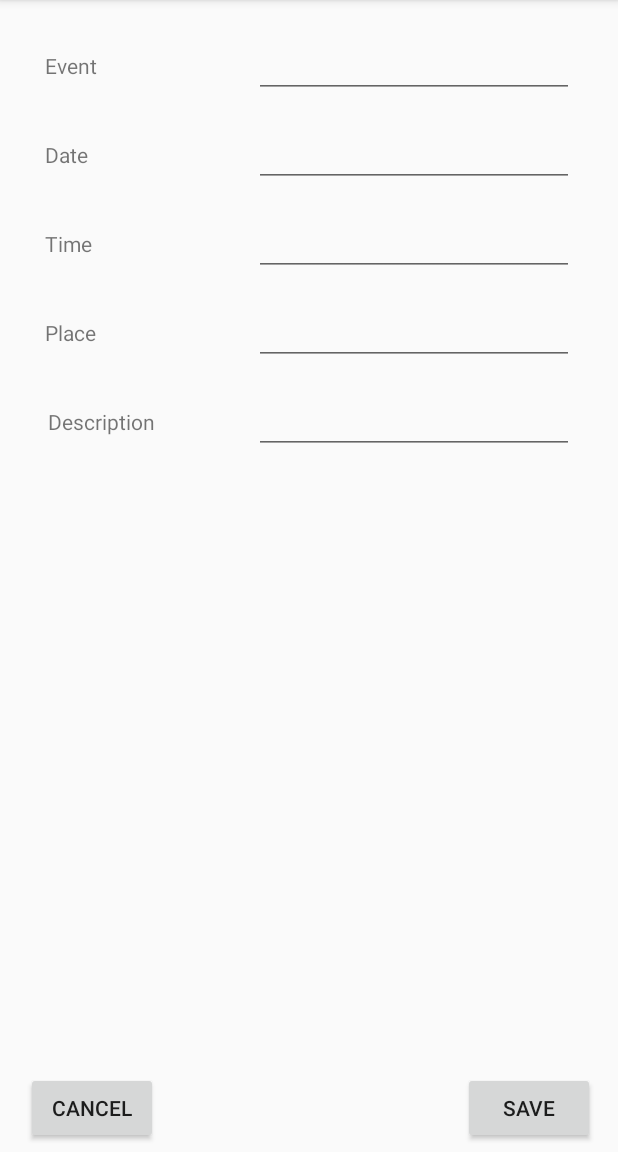
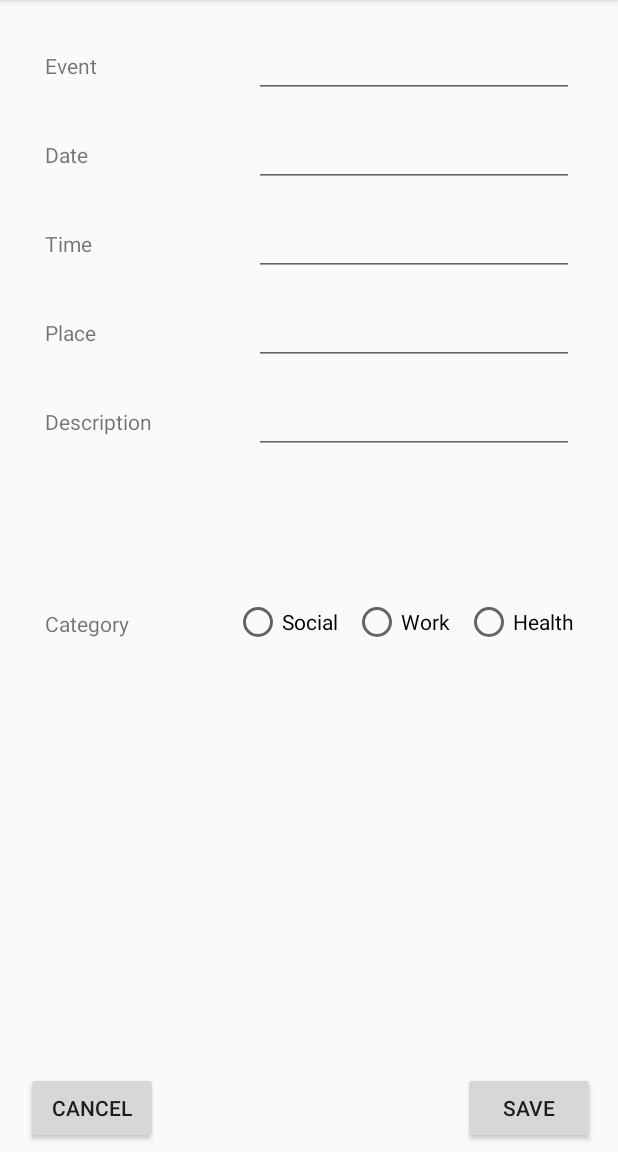
Before and after one commit to tyfarris16/CSC-436, an Android app: the fragment AddReminderFragment placed in its activity, on a phone screen of 412 x 824 dp, the part 84-1236 px from its top. Run offline under Robolectric (Android 15) with nearby library versions, the phone set to English and light mode, and no system bars; 1 statement that could not run was skipped.

Commit message:
Info Button fixed

```diff
--- a/ReminderApp/app/src/main/java/com/example/tyfarris/reminderapp/AddListFragment.kt
+++ b/ReminderApp/app/src/main/java/com/example/tyfarris/reminderapp/AddListFragment.kt
@@ -10,6 +10,7 @@ import android.view.View
 import android.view.ViewGroup
 import android.widget.Button
 import android.widget.EditText
+import kotlinx.android.synthetic.main.activity_main.*
 import kotlinx.android.synthetic.main.fragment_add_list.*
 
 class AddListFragment : Fragment() {
--- a/ReminderApp/app/src/main/java/com/example/tyfarris/reminderapp/AddReminderFragment.kt
+++ b/ReminderApp/app/src/main/java/com/example/tyfarris/reminderapp/AddReminderFragment.kt
@@ -10,11 +10,9 @@ import android.text.TextWatcher
 import android.view.LayoutInflater
 import android.view.View
 import android.view.ViewGroup
-import android.widget.Button
-import android.widget.EditText
 import kotlinx.android.synthetic.main.details.*
-import android.widget.TimePicker
 import android.app.TimePickerDialog
+import android.widget.*
 import java.text.DateFormat
 import java.util.*
 
@@ -35,17 +33,19 @@ class AddReminderFragment : Fragment() {
         val view = inflater.inflate(R.layout.details, container, false)
         val saveBtn = view.findViewById<Button>(R.id.buttonSaveReminder)
         val cancelBtn = view.findViewById<Button>(R.id.buttonCancelReminder)
+        val radioGroup = view.findViewById(R.id.buttonGroup) as RadioGroup
 
         val event = view.findViewById<EditText>(R.id.editEvent)
         val time = view.findViewById<EditText>(R.id.editTime)
         val date= view.findViewById<EditText>(R.id.editDate)
         val place= view.findViewById<EditText>(R.id.editPlace)
         val description = view.findViewById<EditText>(R.id.editDescription)
+        var selectedCategory : Float = -1.0f
 
         saveBtn?.setOnClickListener{
             //add reminder to list
             model.lstDirectory[model.selectedListPosition].reminderList.add(MyModelView.Reminder(event.text.toString(),
-                    date.text.toString(), time.text.toString(), place.text.toString(), description.text.toString()))
+                    date.text.toString(), time.text.toString(), place.text.toString(), description.text.toString(), selectedCategory))
 
             val fm = activity?.supportFragmentManager
             fm?.popBackStack ("addReminder", FragmentManager.POP_BACK_STACK_INCLUSIVE)
@@ -117,6 +117,24 @@ class AddReminderFragment : Fragment() {
 
             mTimePicker.show()
         }
+
+        //when the category button is selected
+        radioGroup.setOnCheckedChangeListener{
+            group, checkedId ->
+                when (checkedId) {
+                    R.id.socialBtn -> {
+                        selectedCategory = 1.0f
+                    }
+
+                    R.id.workBtn -> {
+                        selectedCategory = 2.0f
+                    }
+
+                    R.id.healthBtn -> {
+                        selectedCategory = 3.0f
+                    }
+                }
+        }
         return view
     }
 }
--- a/ReminderApp/app/src/main/java/com/example/tyfarris/reminderapp/EditListFragment.kt
+++ b/ReminderApp/app/src/main/java/com/example/tyfarris/reminderapp/EditListFragment.kt
@@ -9,8 +9,9 @@ import android.support.v7.widget.RecyclerView
 import android.view.LayoutInflater
 import android.view.View
 import android.view.ViewGroup
-import android.widget.Toast
 import kotlinx.android.synthetic.main.fragment_reminders.*
+import kotlinx.android.synthetic.main.activity_main.*
+
 
 class EditListFragment : Fragment() {
 
@@ -38,6 +39,9 @@ class EditListFragment : Fragment() {
         val view = inflater.inflate(R.layout.fragment_reminders, container, false)
         val recyclerView = view.findViewById<RecyclerView>(R.id.recycler_view)
         val addButton = view.findViewById<FloatingActionButton>(R.id.buttonAddList)
+
+        //set the info button to visible
+        activity?.toolbar_info_logo?.visibility = View.VISIBLE
 
         //recycler view
         viewManager = LinearLayoutManager(activity)
--- a/ReminderApp/app/src/main/java/com/example/tyfarris/reminderapp/MainActivity.kt
+++ b/ReminderApp/app/src/main/java/com/example/tyfarris/reminderapp/MainActivity.kt
@@ -13,7 +13,11 @@ import kotlinx.android.synthetic.main.activity_main.*
 import android.speech.tts.TextToSpeech
 import android.support.v4.view.accessibility.AccessibilityEventCompat.setAction
 import android.content.Intent
-
+import android.util.Log
+import android.view.View
+import android.widget.ImageView
+import android.widget.Toast
+import android.widget.Toolbar
 
 
 class MainActivity : AppCompatActivity() , NavigationView.OnNavigationItemSelectedListener {
@@ -24,6 +28,13 @@ class MainActivity : AppCompatActivity() , NavigationView.OnNavigationItemSelect
         super.onCreate(savedInstanceState)
         setContentView(R.layout.activity_main)
         setSupportActionBar(toolbar)
+
+        //To make the info logo clickable
+        supportActionBar?.setDisplayHomeAsUpEnabled(true)
+
+        toolbar_info_logo.setOnClickListener{
+            this.supportFragmentManager?.beginTransaction()?.replace(R.id.fragment_container, EditListNameFragment())?.addToBackStack("editListName")?.commit()
+        }
 
         //load view model
         model = ViewModelProviders.of(this).get(MyModelView::class.java)
--- a/ReminderApp/app/src/main/java/com/example/tyfarris/reminderapp/MyModelView.kt
+++ b/ReminderApp/app/src/main/java/com/example/tyfarris/reminderapp/MyModelView.kt
@@ -1,6 +1,7 @@
 package com.example.tyfarris.reminderapp
 
 import android.arch.lifecycle.ViewModel
+import android.widget.ImageView
 import java.io.Serializable
 
 class MyModelView : ViewModel() {
@@ -16,7 +17,8 @@ class MyModelView : ViewModel() {
                         var date: String,
                         var time: String,
                         var place: String,
-                        var description: String)
+                        var description: String,
+                        var category : Float)
 
     fun addReminderList(reminderLstName: String){
         val lst = ReminderList(reminderLstName, mutableListOf())
--- a/ReminderApp/app/src/main/java/com/example/tyfarris/reminderapp/RemindersFragment.kt
+++ b/ReminderApp/app/src/main/java/com/example/tyfarris/reminderapp/RemindersFragment.kt
@@ -12,6 +12,7 @@ import android.view.View
 import android.view.ViewGroup
 import android.widget.Button
 import android.widget.Toast
+import kotlinx.android.synthetic.main.activity_main.*
 import kotlinx.android.synthetic.main.fragment_reminders.*
 
 class RemindersFragment : Fragment() {
@@ -36,6 +37,9 @@ class RemindersFragment : Fragment() {
         val view = inflater.inflate(R.layout.fragment_reminders, container, false)
         val recyclerView = view.findViewById<RecyclerView>(R.id.recycler_view)
         val addButton = view.findViewById<FloatingActionButton>(R.id.buttonAddList)
+
+        //set the info button to visible
+        activity?.toolbar_info_logo?.visibility = View.INVISIBLE
 
         //recycler view
         viewManager = LinearLayoutManager(activity)
--- /dev/null
+++ b/ReminderApp/app/src/main/res/drawable/ic_add_button_24dp.xml
@@ -0,0 +1,5 @@
+<vector android:height="24dp" android:tint="#F2F2F2"
+    android:viewportHeight="24.0" android:viewportWidth="24.0"
+    android:width="24dp" xmlns:android="http://schemas.android.com/apk/res/android">
+    <path android:fillColor="#FF000000" android:pathData="M19,13h-6v6h-2v-6H5v-2h6V5h2v6h6v2z"/>
+</vector>
--- /dev/null
+++ b/ReminderApp/app/src/main/res/drawable/ic_info_button.xml
@@ -0,0 +1,5 @@
+<vector android:height="24dp" android:tint="#F2F2F2"
+    android:viewportHeight="24.0" android:viewportWidth="24.0"
+    android:width="24dp" xmlns:android="http://schemas.android.com/apk/res/android">
+    <path android:fillColor="#FF000000" android:pathData="M11,17h2v-6h-2v6zM12,2C6.48,2 2,6.48 2,12s4.48,10 10,10 10,-4.48 10,-10S17.52,2 12,2zM12,20c-4.41,0 -8,-3.59 -8,-8s3.59,-8 8,-8 8,3.59 8,8 -3.59,8 -8,8zM11,9h2L13,7h-2v2z"/>
+</vector>
--- a/ReminderApp/app/src/main/res/layout/activity_main.xml
+++ b/ReminderApp/app/src/main/res/layout/activity_main.xml
@@ -21,7 +21,20 @@
             android:background="@color/colorPrimary"
             android:elevation="4dp"
             android:theme="@style/ThemeOverlay.AppCompat.Dark.ActionBar"
-            app:popupTheme="@style/ThemeOverlay.AppCompat.Light" />
+            app:popupTheme="@style/ThemeOverlay.AppCompat.Light" >
+
+            <ImageView
+                android:id="@+id/toolbar_info_logo"
+                android:layout_width="wrap_content"
+                android:layout_height="40dp"
+                android:layout_gravity="right"
+                android:layout_marginRight="10dp"
+                android:adjustViewBounds="true"
+                android:clickable="true"
+                android:visibility="invisible"
+                android:src="@drawable/ic_info_button" />
+
+        </android.support.v7.widget.Toolbar>
 
         <FrameLayout
             android:id="@+id/fragment_container"
--- a/ReminderApp/app/src/main/res/layout/details.xml
+++ b/ReminderApp/app/src/main/res/layout/details.xml
@@ -113,8 +113,18 @@
             android:layout_height="wrap_content"
             android:layout_alignBaseline="@+id/editDescription"
             android:layout_alignParentStart="true"
-            android:layout_marginStart="32dp"
+            android:layout_marginStart="30dp"
             android:text="Description" />
+
+        <TextView
+            android:id="@+id/textViewCategory"
+            android:layout_width="wrap_content"
+            android:layout_height="wrap_content"
+            android:layout_below="@+id/textViewDescription"
+            android:layout_alignStart="@+id/textViewEvent"
+            android:layout_marginStart="0dp"
+            android:layout_marginTop="115dp"
+            android:text="Category" />
 
         <Button
             android:id="@+id/buttonSaveReminder"
@@ -138,6 +148,37 @@
             android:layout_marginBottom="5dp"
             android:text="Cancel" />
 
+        <RadioGroup
+            android:id="@+id/buttonGroup"
+            android:layout_width="wrap_content"
+            android:layout_height="wrap_content"
+            android:layout_below="@+id/editDescription"
+            android:layout_alignParentEnd="true"
+            android:layout_marginTop="96dp"
+            android:layout_marginEnd="29dp"
+            android:orientation="horizontal">
+
+            <RadioButton
+                android:id="@+id/socialBtn"
+                android:layout_width="wrap_content"
+                android:layout_height="wrap_content"
+                android:layout_marginRight="10dp"
+                android:text="Social" />
+
+            <RadioButton
+                android:id="@+id/workBtn"
+                android:layout_width="wrap_content"
+                android:layout_height="wrap_content"
+                android:layout_marginRight="10dp"
+                android:text="Work" />
+
+            <RadioButton
+                android:id="@+id/healthBtn"
+                android:layout_width="wrap_content"
+                android:layout_height="wrap_content"
+                android:text="Health" />
+        </RadioGroup>
+
 
     </RelativeLayout>
 
--- a/ReminderApp/app/src/main/res/layout/fragment_reminders.xml
+++ b/ReminderApp/app/src/main/res/layout/fragment_reminders.xml
@@ -16,7 +16,7 @@
         android:layout_height="wrap_content"
         android:layout_gravity="bottom|right"
         android:layout_margin="16dp"
-        android:src="@android:drawable/ic_menu_add"
+        android:src="@drawable/ic_add_button_24dp"
         app:borderWidth="0dp"
         app:layout_anchorGravity="bottom|center" />
 
```
Also changed, not shown: ReminderApp/app/src/main/java/com/example/tyfarris/reminderapp/EditListNameFragment.kt (added, +67 -0 lines), ReminderApp/app/src/main/java/com/example/tyfarris/reminderapp/EditReminderFragment.kt (+33 -1 lines), ReminderApp/app/src/main/java/com/example/tyfarris/reminderapp/LifeBalanceFragment.kt (+40 -23 lines), ReminderApp/app/src/main/res/layout/fragment_life_balance.xml (+0 -9 lines), 2 other files.
